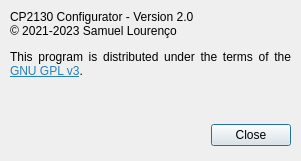
Old version of the form src/aboutdialog.ui in the repository bloguetronica/cp2130-conf.
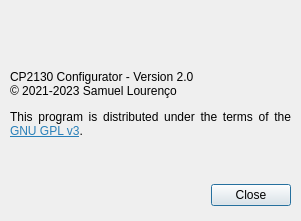
New version of the form. Icons and pictures are not drawn.

```diff
--- a/src/aboutdialog.ui
+++ b/src/aboutdialog.ui
@@ -7,19 +7,19 @@
     <x>0</x>
     <y>0</y>
     <width>301</width>
-    <height>161</height>
+    <height>221</height>
    </rect>
   </property>
   <property name="minimumSize">
    <size>
     <width>301</width>
-    <height>161</height>
+    <height>221</height>
    </size>
   </property>
   <property name="maximumSize">
    <size>
     <width>301</width>
-    <height>161</height>
+    <height>221</height>
    </size>
   </property>
   <property name="windowTitle">
@@ -43,7 +43,7 @@
    <property name="geometry">
     <rect>
      <x>10</x>
-     <y>120</y>
+     <y>180</y>
      <width>281</width>
      <height>31</height>
     </rect>
@@ -59,7 +59,7 @@
    <property name="geometry">
     <rect>
      <x>10</x>
-     <y>10</y>
+     <y>70</y>
      <width>281</width>
      <height>101</height>
     </rect>
@@ -77,6 +77,19 @@
     <bool>true</bool>
    </property>
   </widget>
+  <widget class="QLabel" name="labelBanner">
+   <property name="geometry">
+    <rect>
+     <x>10</x>
+     <y>10</y>
+     <width>281</width>
+     <height>51</height>
+    </rect>
+   </property>
+   <property name="text">
+    <string>&lt;html&gt;&lt;head/&gt;&lt;body&gt;&lt;p&gt;&lt;img src=&quot;:/images/images/banner.png&quot;/&gt;&lt;/p&gt;&lt;/body&gt;&lt;/html&gt;</string>
+   </property>
+  </widget>
  </widget>
  <resources>
   <include location="resources.qrc"/>
```
Left out of the diff: 4 changed lines with no effect on the pictures.
